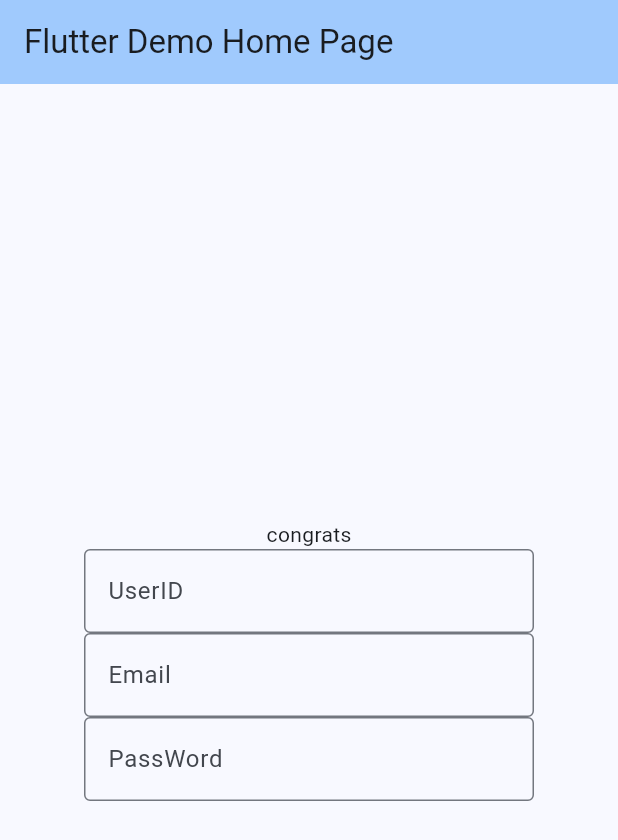
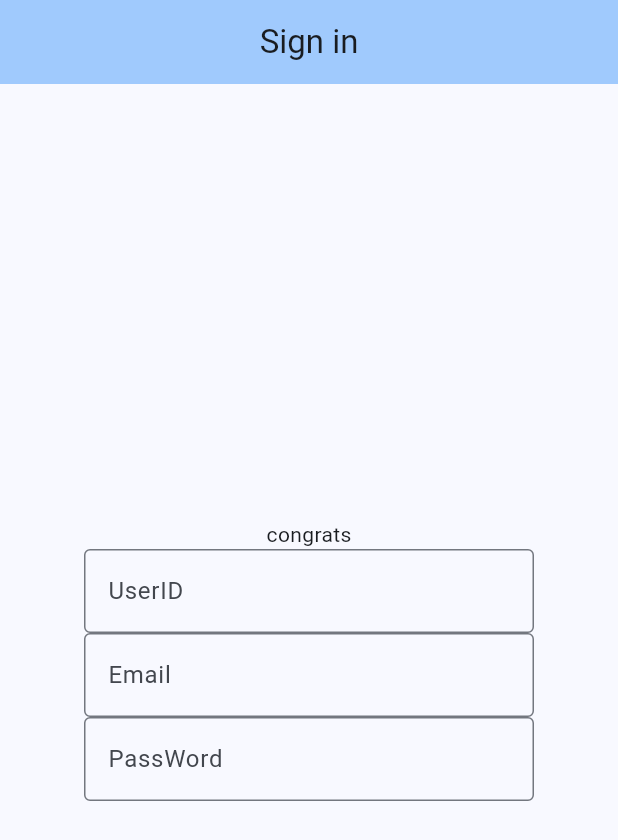
Before and after one commit to Flutter-Hiring-Platform/Flutter-Hiring-Platform, a Flutter app: the AddJobWidget screen opened directly, after a tap on "Add Job", on a phone screen of 412 x 824 dp. Shown: the top 840 px of the screen. Run offline on Flutter 3.47's test engine with Material 3 defaults, Android fonts, the phone set to English and light mode, and no system bars.

Commit message:
Center titles

```diff
--- a/lib/addjob.widget.dart
+++ b/lib/addjob.widget.dart
@@ -15,7 +15,7 @@ class _LoginWidgetState extends State<AddJobWidget> {
     return Scaffold(
       appBar: AppBar(
         backgroundColor: Theme.of(context).colorScheme.inversePrimary,
-        title: Text(widget.title),
+        title: Center(child: Text(widget.title)),
       ),
       body: Center(
         child: Column(
--- a/lib/addjob_page.widget.dart
+++ b/lib/addjob_page.widget.dart
@@ -14,7 +14,7 @@ class AddJob extends StatelessWidget {
         colorScheme: ColorScheme.fromSeed(seedColor: Colors.blue),
         useMaterial3: true,
       ),
-      home: const AddJobWidget(title: 'Flutter Demo Home Page'),
+      home: const AddJobWidget(title: 'Add a job'),
     );
   }
 }
--- a/lib/dashboard_employers_page.widget.dart
+++ b/lib/dashboard_employers_page.widget.dart
@@ -14,7 +14,7 @@ class DashboardEmployers extends StatelessWidget {
         colorScheme: ColorScheme.fromSeed(seedColor: Colors.blue),
         useMaterial3: true,
       ),
-      home: const DashboardEmployersWidget(title: 'Flutter Demo Home Page'),
+      home: const DashboardEmployersWidget(title: 'Your job offers'),
     );
   }
 }
--- a/lib/login.widget.dart
+++ b/lib/login.widget.dart
@@ -15,7 +15,7 @@ class _LoginWidgetState extends State<LoginWidget> {
     return Scaffold(
       appBar: AppBar(
         backgroundColor: Theme.of(context).colorScheme.inversePrimary,
-        title: Text(widget.title),
+        title: Center(child: Text(widget.title)),
       ),
       body: Center(
         child: Column(
--- a/lib/login_page.widget.dart
+++ b/lib/login_page.widget.dart
@@ -14,7 +14,7 @@ class Login extends StatelessWidget {
         colorScheme: ColorScheme.fromSeed(seedColor: Colors.blue),
         useMaterial3: true,
       ),
-      home: const LoginWidget(title: 'Flutter Demo Home Page'),
+      home: const LoginWidget(title: 'Sign in'),
     );
   }
 }
--- a/lib/signup.widget.dart
+++ b/lib/signup.widget.dart
@@ -15,7 +15,7 @@ class _LoginWidgetState extends State<SignupWidget> {
     return Scaffold(
       appBar: AppBar(
         backgroundColor: Theme.of(context).colorScheme.inversePrimary,
-        title: Text(widget.title),
+        title: Center(child: Text(widget.title)),
       ),
       body: Center(
         child: Column(
--- a/lib/signup_page.widget.dart
+++ b/lib/signup_page.widget.dart
@@ -15,7 +15,7 @@ class Signup extends StatelessWidget {
         colorScheme: ColorScheme.fromSeed(seedColor: Colors.blue),
         useMaterial3: true,
       ),
-      home: const SignupWidget(title: 'Flutter Demo Home Page'),
+      home: const SignupWidget(title: 'Sign up'),
     );
   }
 }
```
